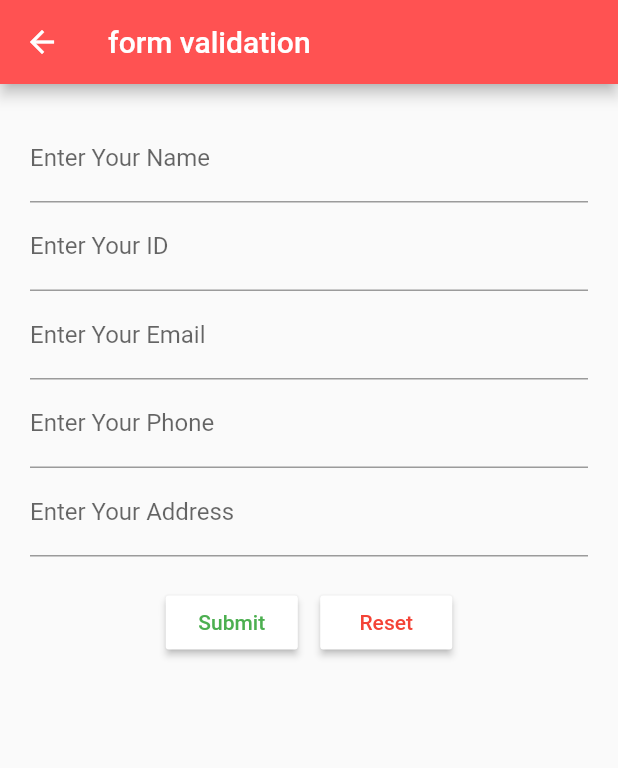
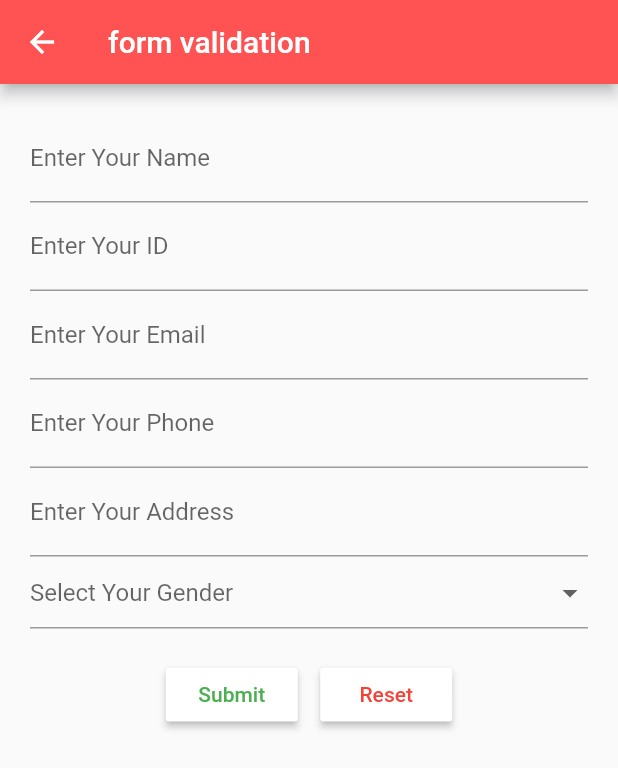
Before and after one commit to farhansadikgalib/flutter_practise, a Flutter app: the screen it shows after launch, after a tap on "Form Validation", on a phone screen of 412 x 824 dp. Shown: the top 768 px of the screen. Run offline on Flutter 3.47's test engine with Material 2 defaults, Android fonts, the phone set to English and light mode, and no system bars; our stand-ins replace shared_preferences; network calls fail.

Commit message:
drop down menu, alert dialog is practice today.

```diff
--- a/lib/form_validation.dart
+++ b/lib/form_validation.dart
@@ -104,6 +104,23 @@ class _form_validationState extends State<form_validation> {
                       this.address = value;
                     },
                   ),
+                  DropdownButtonFormField(
+                    onChanged: (val) {
+                      print(val);
+                      setState(() {});
+                    },
+                    hint: Text("Select Your Gender"),
+                    items: [
+                      DropdownMenuItem(
+                        child: Text("Male"),
+                        value: 'male',
+                      ),
+                      DropdownMenuItem(
+                        child: Text("Female"),
+                        value: 'female',
+                      ),
+                    ],
+                  ),
                   SizedBox(
                     height: 20,
                   ),
--- a/lib/main.dart
+++ b/lib/main.dart
@@ -1,4 +1,5 @@
 import 'package:flutter/material.dart';
+import 'package:flutter_practise/alert_dialog.dart';
 import 'package:flutter_practise/button_pages.dart';
 import 'package:flutter_practise/form_validation.dart';
 import 'package:flutter_practise/home.dart';
@@ -243,12 +244,12 @@ class Homepage extends StatelessWidget {
                       ),
                       Container(
                         child: RaisedButton(
-                            child: Text("Shared Pref"),
+                            child: Text("Alert Dialog"),
                             color: Colors.redAccent,
                             textColor: Colors.white,
                             onPressed: () {
                               Navigator.of(context).push(MaterialPageRoute(
-                                  builder: (context) => shared_preferences()));
+                                  builder: (context) => AlertDialog_Page()));
                             }),
                       ),
                     ],
```
Also changed, not shown: lib/alert_dialog.dart (added, +157 -0 lines).
